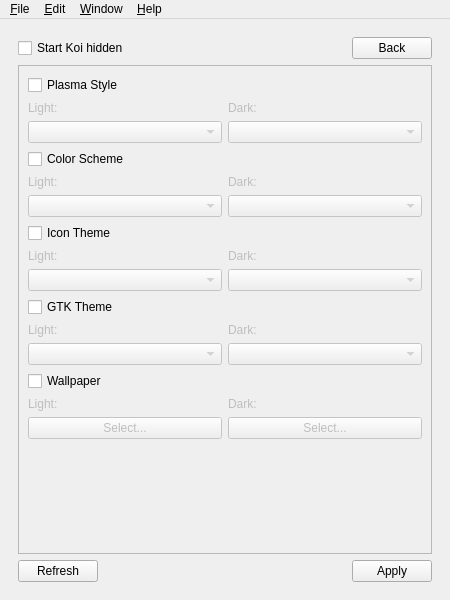
Above: src/ui/mainwindow.ui from baduhai/Koi before the change. Below: the same form after it.
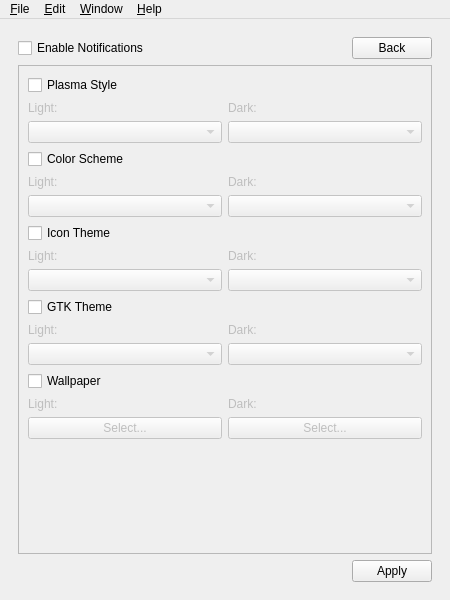
That is the form after the change. The open tabs and pages were chosen to show the change. Icons and pictures are not drawn.

```diff
--- a/src/ui/mainwindow.ui
+++ b/src/ui/mainwindow.ui
@@ -93,6 +93,13 @@
         </item>
         <item row="0" column="0">
          <layout class="QHBoxLayout" name="topSettings">
+          <item>
+           <widget class="QCheckBox" name="hiddenCheckBox">
+            <property name="text">
+             <string>Start Koi hidden</string>
+            </property>
+           </widget>
+          </item>
           <item>
            <spacer name="horizontalSpacer">
             <property name="orientation">
@@ -184,9 +191,15 @@
         <item row="0" column="0">
          <layout class="QHBoxLayout" name="horizontalLayout">
           <item>
-           <widget class="QCheckBox" name="hiddenCheckBox">
+           <widget class="QCheckBox" name="notifyCheckBox">
+            <property name="toolTip">
+             <string>If this option is enabled, Koi will notify you when themes change.</string>
+            </property>
             <property name="text">
-             <string>Start Koi hidden</string>
+             <string>Enable Notifications</string>
+            </property>
+            <property name="checked">
+             <bool>false</bool>
             </property>
            </widget>
           </item>
@@ -218,17 +231,6 @@
         </item>
         <item row="2" column="0">
          <layout class="QHBoxLayout" name="horizontalLayout_2">
-          <item>
-           <widget class="QPushButton" name="refreshBtn">
-            <property name="text">
-             <string>Refresh</string>
-            </property>
-            <property name="icon">
-             <iconset theme="view-refresh">
-              <normaloff>.</normaloff>.</iconset>
-            </property>
-           </widget>
-          </item>
           <item>
            <spacer name="horizontalSpacer_3">
             <property name="orientation">
```
Left out of the diff: 15 changed lines with no effect on the pictures.
